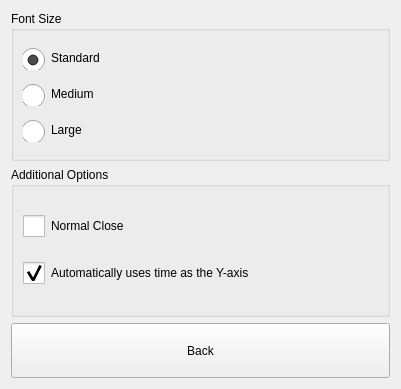
Old version of the form dlgpreferences.ui in the repository ic005k/Knot-Legacy.
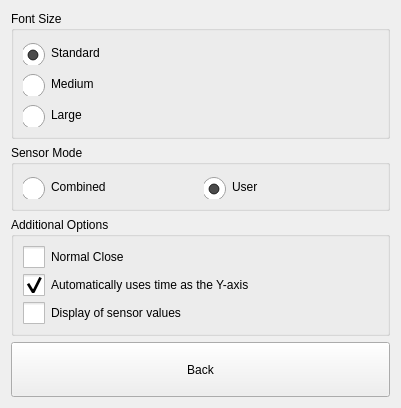
New version of the form. Icons and pictures are not drawn.

```diff
--- a/dlgpreferences.ui
+++ b/dlgpreferences.ui
@@ -120,25 +120,88 @@
     </widget>
    </item>
    <item row="1" column="0">
+    <widget class="QGroupBox" name="gBoxSensor">
+     <property name="title">
+      <string>Sensor Mode</string>
+     </property>
+     <layout class="QHBoxLayout" name="horizontalLayout">
+      <item>
+       <widget class="QRadioButton" name="rbSM1">
+        <property name="styleSheet">
+         <string notr="true">QRadioButton::indicator {
+    width: 25px;
+    height: 25px;
+    /*image: url(:/src/sel.png);*/
+    
+    position: relative;
+    left: 0px;
+    right: 3px;
+    top: 2px;
+    bottom:4px;
+}
+
+QRadioButton::indicator:unchecked {
+    image: url(:/src/nosel.png);
+}
+
+QRadioButton::indicator:checked {
+    image: url(:/src/sel.png);
+}
+
+
+</string>
+        </property>
+        <property name="text">
+         <string>Combined</string>
+        </property>
+        <property name="checked">
+         <bool>false</bool>
+        </property>
+       </widget>
+      </item>
+      <item>
+       <widget class="QRadioButton" name="rbSM2">
+        <property name="styleSheet">
+         <string notr="true">QRadioButton::indicator {
+    width: 25px;
+    height: 25px;
+    /*image: url(:/src/sel.png);*/
+    
+    position: relative;
+    left: 0px;
+    right: 3px;
+    top: 2px;
+    bottom:4px;
+}
+
+QRadioButton::indicator:unchecked {
+    image: url(:/src/nosel.png);
+}
+
+QRadioButton::indicator:checked {
+    image: url(:/src/sel.png);
+}
+
+
+</string>
+        </property>
+        <property name="text">
+         <string>User</string>
+        </property>
+        <property name="checked">
+         <bool>true</bool>
+        </property>
+       </widget>
+      </item>
+     </layout>
+    </widget>
+   </item>
+   <item row="2" column="0">
     <widget class="QGroupBox" name="groupBox">
      <property name="title">
       <string>Additional Options</string>
      </property>
      <layout class="QGridLayout" name="gridLayout_3">
-      <item row="0" column="0">
-       <widget class="QCheckBox" name="chkClose">
-        <property name="styleSheet">
-         <string notr="true">QCheckBox::indicator {
-    /* 选择框尺寸 */
-    width:22px;
-    height:22px;
-}</string>
-        </property>
-        <property name="text">
-         <string>Normal Close</string>
-        </property>
-       </widget>
-      </item>
       <item row="1" column="0">
        <widget class="QCheckBox" name="chkAutoTime">
         <property name="styleSheet">
@@ -156,10 +219,38 @@
         </property>
        </widget>
       </item>
+      <item row="0" column="0">
+       <widget class="QCheckBox" name="chkClose">
+        <property name="styleSheet">
+         <string notr="true">QCheckBox::indicator {
+    /* 选择框尺寸 */
+    width:22px;
+    height:22px;
+}</string>
+        </property>
+        <property name="text">
+         <string>Normal Close</string>
+        </property>
+       </widget>
+      </item>
+      <item row="2" column="0">
+       <widget class="QCheckBox" name="chkShowSV">
+        <property name="styleSheet">
+         <string notr="true">QCheckBox::indicator {
+    /* 选择框尺寸 */
+    width:22px;
+    height:22px;
+}</string>
+        </property>
+        <property name="text">
+         <string>Display of sensor values</string>
+        </property>
+       </widget>
+      </item>
      </layout>
     </widget>
    </item>
-   <item row="2" column="0">
+   <item row="3" column="0">
     <widget class="QToolButton" name="btnBack">
      <property name="sizePolicy">
       <sizepolicy hsizetype="Preferred" vsizetype="Fixed">
```
